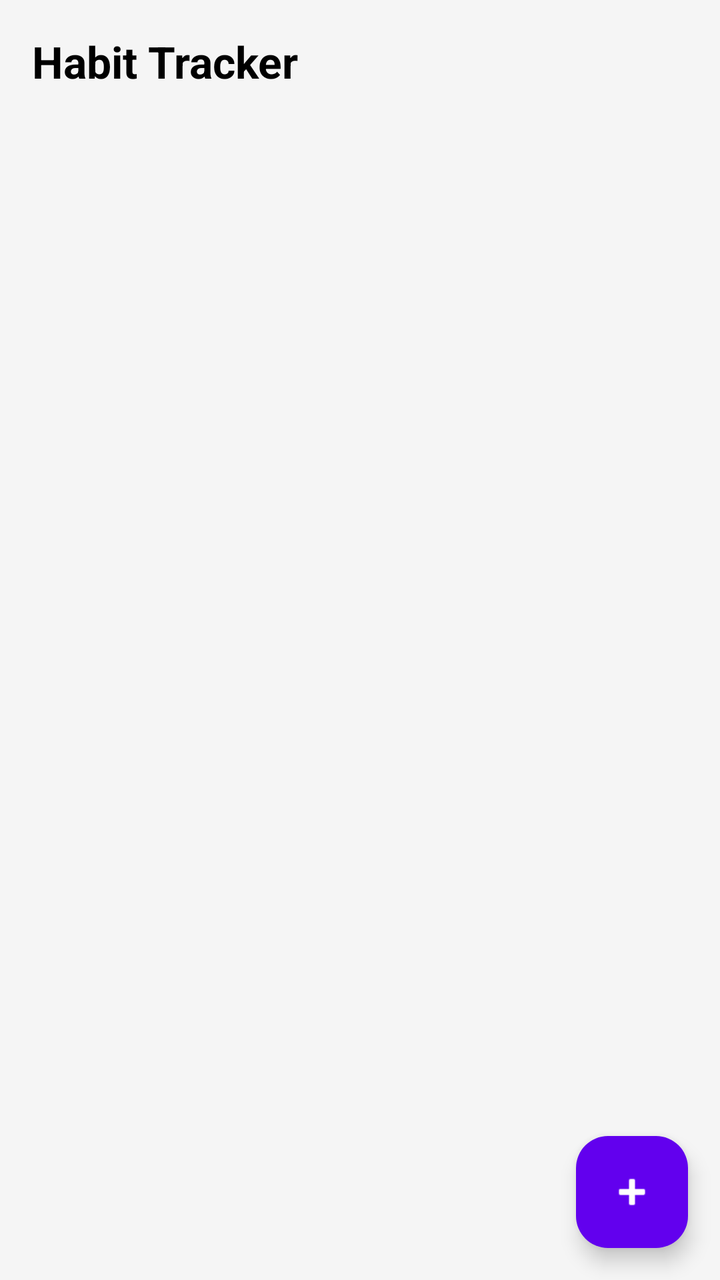
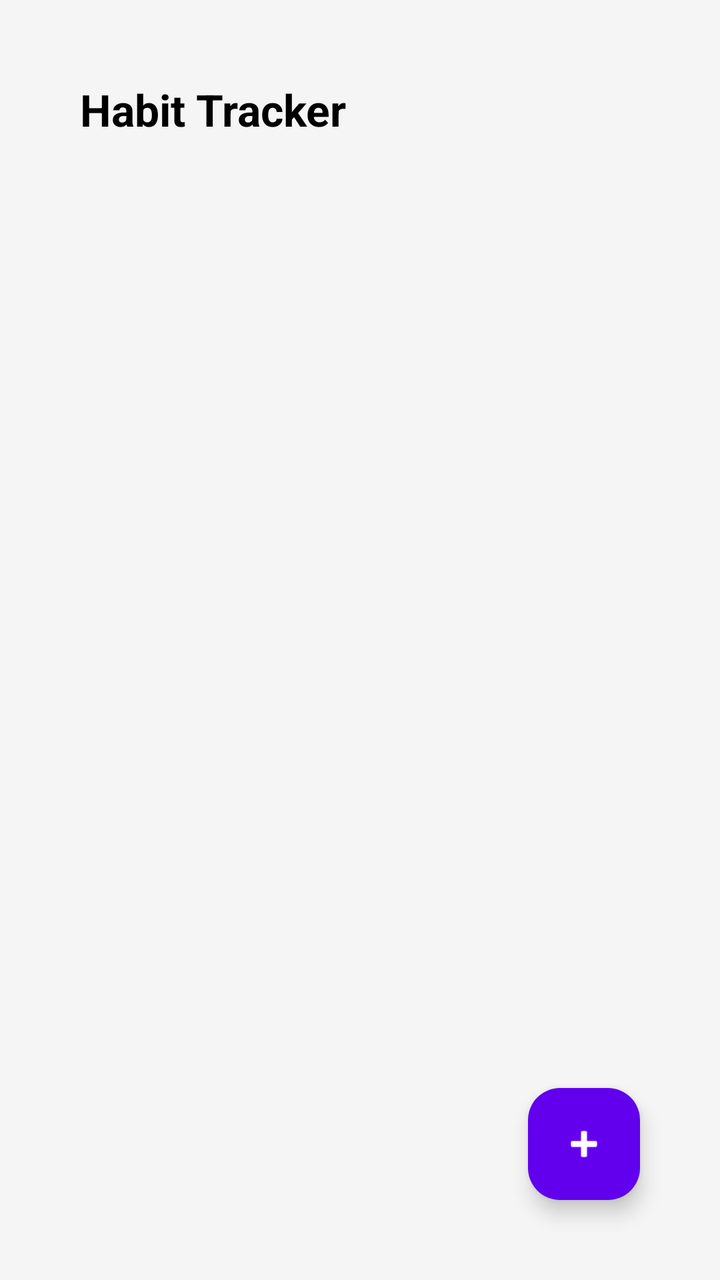

Screens rendered from an Android XML layout before and after an edit, with the pre-edit source and the edit as a unified diff.
<!-- AndroidManifest.xml: application theme Theme.HabitTracker -->
<!-- res/layout/activity_main.xml -->
<?xml version="1.0" encoding="utf-8"?>
<androidx.constraintlayout.widget.ConstraintLayout
    xmlns:android="http://schemas.android.com/apk/res/android"
    xmlns:app="http://schemas.android.com/apk/res-auto"
    android:layout_width="match_parent"
    android:layout_height="match_parent"
    android:background="#F5F5F5">

    
    <TextView
        android:id="@+id/tvAppTitle"
        android:layout_width="wrap_content"
        android:layout_height="wrap_content"
        android:text="Habit Tracker"
        android:textSize="22sp"
        android:textStyle="bold"
        android:textColor="#000000"
        app:layout_constraintTop_toTopOf="parent"
        app:layout_constraintStart_toStartOf="parent"
        android:layout_marginStart="16dp"
        android:layout_marginTop="16dp"/>

    
    <com.google.android.material.floatingactionbutton.FloatingActionButton
        android:id="@+id/fabAddHabit"
        android:layout_width="wrap_content"
        android:layout_height="wrap_content"
        android:contentDescription="Add Habit"
        android:src="@android:drawable/ic_input_add"
        app:backgroundTint="#6200EE"
        app:tint="@android:color/white"
        app:layout_constraintBottom_toBottomOf="parent"
        app:layout_constraintEnd_toEndOf="parent"
        android:layout_margin="16dp"/>

    
    <androidx.recyclerview.widget.RecyclerView
        android:id="@+id/recyclerView"
        android:layout_width="0dp"
        android:layout_height="0dp"
        android:padding="8dp"
        app:layout_constraintTop_toBottomOf="@id/tvAppTitle"
        app:layout_constraintBottom_toTopOf="@id/fabAddHabit"
        app:layout_constraintStart_toStartOf="parent"
        app:layout_constraintEnd_toEndOf="parent"/>

</androidx.constraintlayout.widget.ConstraintLayout>
<!-- resources referenced by this layout -->
<resources>
  <style name="Theme.HabitTracker" parent="Base.Theme.HabitTracker" />
  <style name="Base.Theme.HabitTracker" parent="Theme.Material3.DayNight.NoActionBar">
          
          
      </style>
</resources>

<!-- the commit's change to res/layout/activity_main.xml (unified diff, before → after) -->
@@ -4,7 +4,8 @@
     xmlns:app="http://schemas.android.com/apk/res-auto"
     android:layout_width="match_parent"
     android:layout_height="match_parent"
-    android:background="#F5F5F5">
+    android:background="#F5F5F5"
+    android:padding="24dp">
 
     
     <TextView
